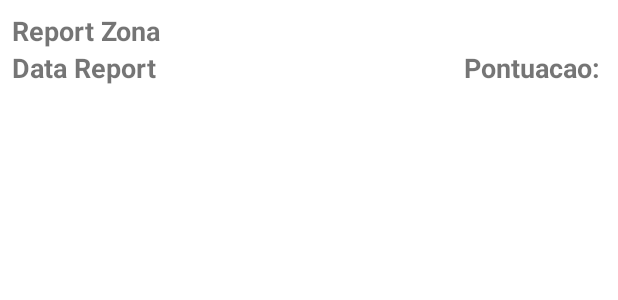
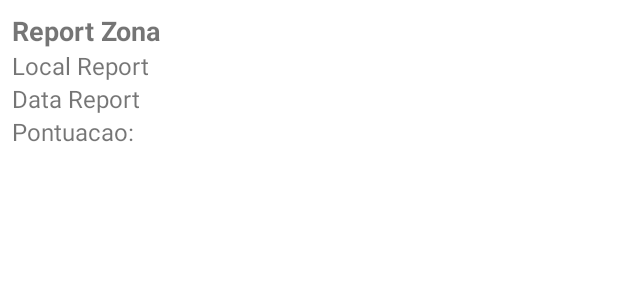
Before and after one commit to mauriciobenigno/SecureWay, an Android app: the layout adapter_report_item.xml on its own in the app's theme, with its tools: preview values and no code run, on a phone screen of 412 x 824 dp. Shown: the top 300 px of the screen. Run offline under Robolectric (Android 15) with nearby library versions, the phone set to English and light mode, and no system bars.

Commit message:
WIP - Report Avançado

```diff
--- a/app/src/main/java/com/mauriciobenigno/secureway/database/AppDao.kt
+++ b/app/src/main/java/com/mauriciobenigno/secureway/database/AppDao.kt
@@ -32,7 +32,7 @@ interface AppDao {
     fun getAllZonas() : List<Zona>
 
     @Query("select * from sw_zona where id_zona = :zona_id limit 1")
-    fun getZonaById(zona_id: Long) : Zona
+    fun getZonaById(zona_id: Long) : Zona?
 
     @Insert(onConflict = OnConflictStrategy.REPLACE)
     fun insertAllAdjetivos(adjetivos: List<Adjetivo>)
@@ -46,7 +46,7 @@ interface AppDao {
     @Query("select * from sw_adjetivo where negativo = :posicao")
     fun getAllAdjetivosFiltrado(posicao: Boolean) : LiveData<List<Adjetivo>>
 
-    @Insert(onConflict = OnConflictStrategy.REPLACE)
+    @Insert(onConflict = OnConflictStrategy.REPLACE) // quando um mais atual chegar, substitui
     fun addSingleReport(report: Report)
 
     @Insert(onConflict = OnConflictStrategy.REPLACE)
--- a/app/src/main/java/com/mauriciobenigno/secureway/model/ReportZona.kt
+++ b/app/src/main/java/com/mauriciobenigno/secureway/model/ReportZona.kt
@@ -1,5 +1,6 @@
 package com.mauriciobenigno.secureway.model
 
+import android.location.Address
 import androidx.room.Embedded
 import androidx.room.Relation
 import java.io.Serializable
@@ -7,5 +8,7 @@ import java.util.*
 
 data class ReportZona(
     var report: Report,
-    var zona: Zona
+    var zona: Zona,
+    @Transient
+    var endereco: Address? = null
 ): Serializable
--- a/app/src/main/java/com/mauriciobenigno/secureway/service/Endpoints.kt
+++ b/app/src/main/java/com/mauriciobenigno/secureway/service/Endpoints.kt
@@ -19,6 +19,9 @@ interface Endpoints {
 
     @POST("report/newreport")
     fun saveReportOnServer(@Body report: Pair<Report, Coordenada> ) : Call<Pair<Report?, Zona?>>
+
+    @POST("report/update")
+    fun updateReportOnServer(@Body report: Report ) : Call<Pair<Report?, Zona?>>
    // fun saveReportOnServer(@Body report: Pair<Report, Coordenada> ) : Call<Report>
 
     @POST("zonas/regiao")
--- a/app/src/main/java/com/mauriciobenigno/secureway/ui/fragment/maps/MapViewFragment.kt
+++ b/app/src/main/java/com/mauriciobenigno/secureway/ui/fragment/maps/MapViewFragment.kt
@@ -39,6 +39,7 @@ import com.google.maps.android.heatmaps.HeatmapTileProvider
 import com.mauriciobenigno.secureway.R
 import com.mauriciobenigno.secureway.model.District
 import com.mauriciobenigno.secureway.model.Zona
+import com.mauriciobenigno.secureway.ui.activity.PrincipalActivity.Companion.REQUEST_REPORT_CREATE
 import com.mauriciobenigno.secureway.ui.activity.autenticacao.AutenticacaoActivity
 import com.mauriciobenigno.secureway.ui.activity.report.ReportActivity
 import org.jetbrains.anko.doAsync
@@ -218,7 +219,8 @@ class MapViewFragment : Fragment() {
                     .setPositiveButton("Sim") { _, _ ->
                         val intent = Intent(requireContext(), ReportActivity::class.java)
                         intent.putExtra("endereco", mAddress)
-                        startActivity(intent)
+                        requireActivity().startActivityForResult(intent, REQUEST_REPORT_CREATE)
+
                         doAsync {
                             /*viewModel.saveZonaOnServer(Zona(0,mAddress!!.latitude,mAddress!!.longitude,500.0))
                             uiThread {
--- a/app/src/main/java/com/mauriciobenigno/secureway/ui/fragment/report/ReportViewModel.kt
+++ b/app/src/main/java/com/mauriciobenigno/secureway/ui/fragment/report/ReportViewModel.kt
@@ -37,4 +37,8 @@ class ReportViewModel(application: Application) : AndroidViewModel(application)
         appRepository.saveReportOnServer(report)
     }
 
+    fun updateReportOnServer(report: Report) {
+        appRepository.updateReportOnServer(report)
+    }
+
 }
--- a/app/src/main/res/layout/adapter_report_item.xml
+++ b/app/src/main/res/layout/adapter_report_item.xml
@@ -20,51 +20,41 @@
         <LinearLayout
             android:layout_width="match_parent"
             android:layout_height="match_parent"
-            android:orientation="horizontal">
+            android:orientation="vertical">
 
             <TextView
                 android:id="@+id/tv_zona"
-                android:layout_width="match_parent"
+                android:layout_width="wrap_content"
                 android:layout_height="match_parent"
                 android:gravity="left"
                 android:text="Report Zona"
                 android:textSize="18sp"
                 android:textStyle="bold" />
-        </LinearLayout>
 
-        <LinearLayout
-            android:layout_width="match_parent"
-            android:layout_height="match_parent"
-            android:weightSum="1"
-            android:orientation="horizontal">
-
+            <TextView
+                android:id="@+id/tv_local"
+                android:layout_width="match_parent"
+                android:layout_height="match_parent"
+                android:gravity="left"
+                android:text="Local Report"
+                android:textSize="16sp" />
 
             <TextView
                 android:id="@+id/tv_avaliacao"
                 android:layout_width="match_parent"
-                android:layout_height="wrap_content"
-                android:layout_weight="0.5"
+                android:layout_height="match_parent"
                 android:gravity="left"
                 android:text="Data Report"
-
-                android:textSize="18sp"
-                android:textStyle="bold" />
+                android:textSize="16sp"/>
 
             <TextView
                 android:id="@+id/tv_pontuacao"
                 android:layout_width="match_parent"
                 android:layout_height="match_parent"
-                android:layout_weight="0.5"
-                android:gravity="right"
+                android:gravity="left"
                 android:text="Pontuacao: "
-                android:textSize="18sp"
-                android:textStyle="bold" />
-
+                android:textSize="16sp" />
         </LinearLayout>
-
-
-
-
 
     </LinearLayout>
 
```
Also changed, not shown: app/src/main/java/com/mauriciobenigno/secureway/repository/AppRepository.kt (+68 -1 lines), app/src/main/java/com/mauriciobenigno/secureway/ui/activity/PrincipalActivity.kt (+31 -1 lines), app/src/main/java/com/mauriciobenigno/secureway/ui/adapter/ReportListAdapter.kt (+31 -5 lines), app/src/main/java/com/mauriciobenigno/secureway/ui/fragment/report/ReportActionsFragment.kt (+7 -21 lines), app/src/main/java/com/mauriciobenigno/secureway/ui/fragment/report/ReportFragment.kt (+13 -3 lines), app/src/main/java/com/mauriciobenigno/secureway/ui/fragment/report/ReportListFragment.kt (+16 -15 lines), app/src/main/java/com/mauriciobenigno/secureway/util/DateUtils.kt (added, +14 -0 lines), app/src/main/java/com/mauriciobenigno/secureway/util/ScoreUtils.kt (added, +20 -0 lines).
